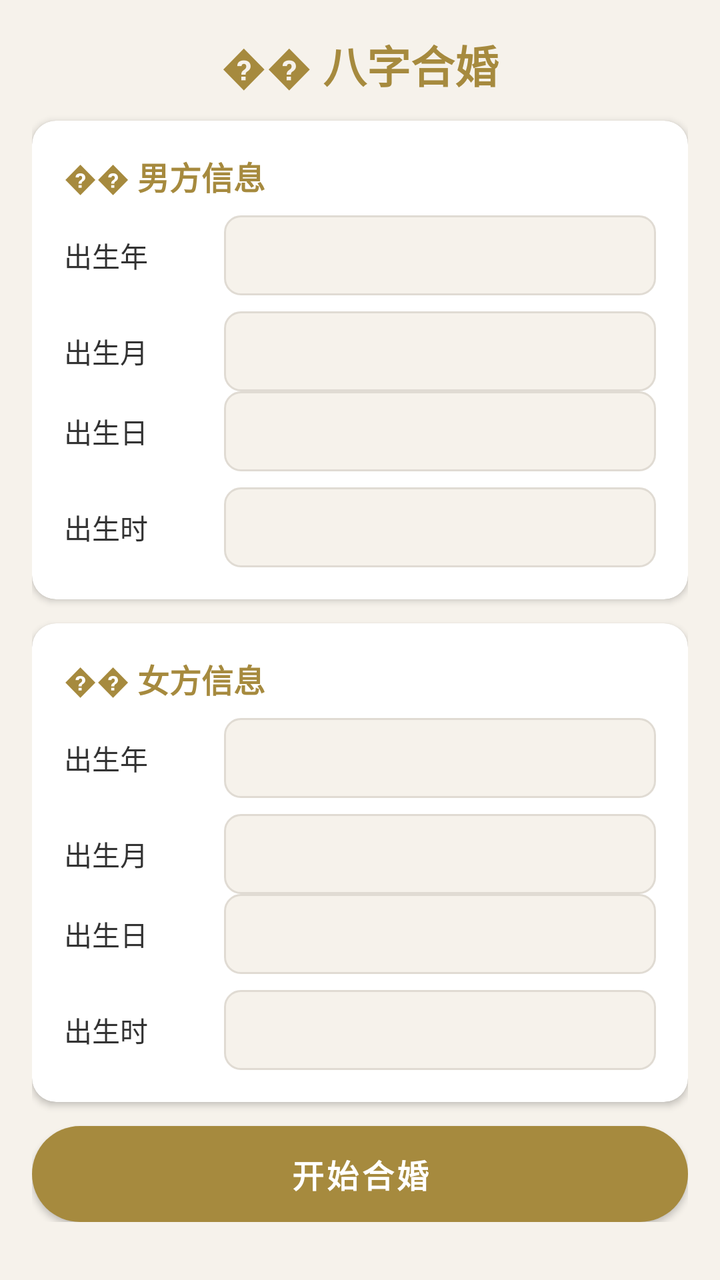
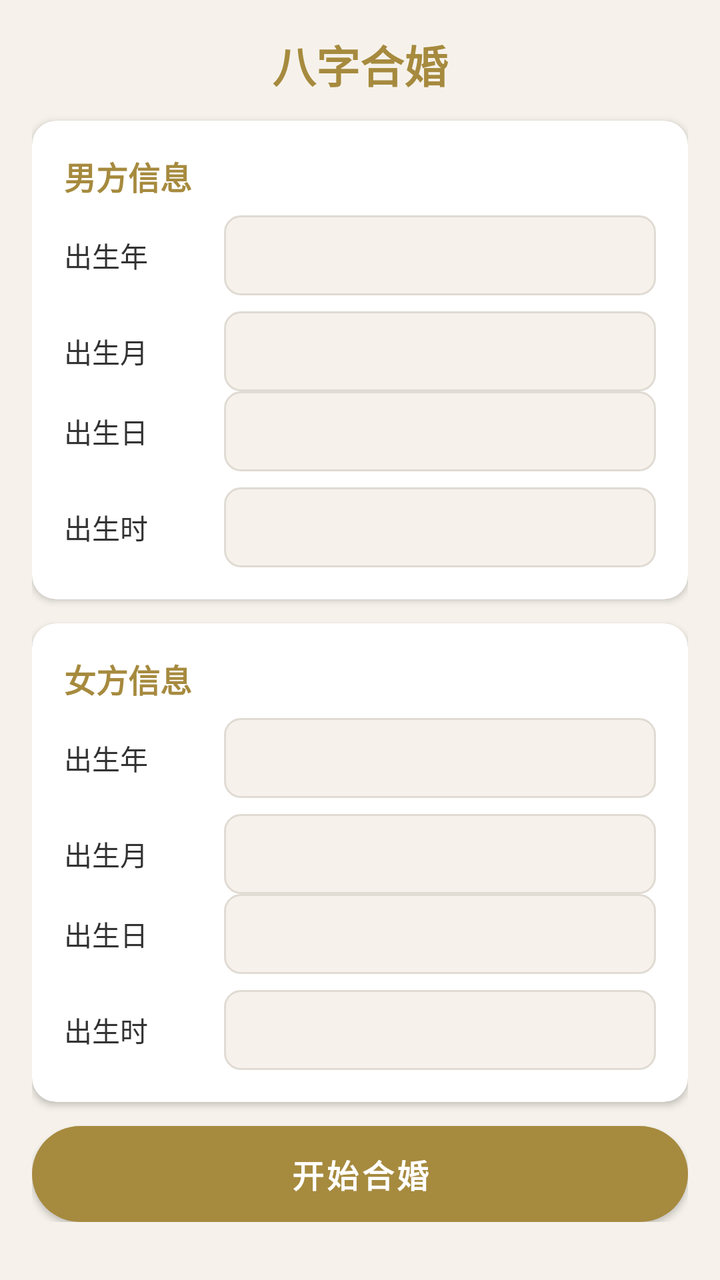

Compare the two renders of this Android layout. The source of the first and the diff that turns it into the second are given below.
<!-- AndroidManifest.xml: application theme Theme.YizhaiYiju -->
<!-- res/layout/activity_marriage.xml -->
<?xml version="1.0" encoding="utf-8"?>
<ScrollView xmlns:app="http://schemas.android.com/apk/res-auto" xmlns:android="http://schemas.android.com/apk/res/android"
    android:background="@color/bg_page"
    android:layout_width="match_parent"
    android:layout_height="match_parent">
    <LinearLayout
        android:orientation="vertical"
        android:padding="16dp"
        android:layout_width="match_parent"
        android:layout_height="wrap_content">
        <TextView
            android:textSize="22sp"
            android:textStyle="bold"
            android:textColor="@color/primary"
            android:gravity="center"
            android:paddingBottom="12dp"
            android:layout_width="match_parent"
            android:layout_height="wrap_content"
            android:text="�� 八字合婚"/>
        <androidx.cardview.widget.CardView
            android:layout_width="match_parent"
            android:layout_height="wrap_content"
            android:layout_marginBottom="12dp"
            app:cardBackgroundColor="@color/bg_card"
            app:cardCornerRadius="12dp"
            app:cardElevation="2dp">
            <LinearLayout
                android:orientation="vertical"
                android:padding="16dp"
                android:layout_width="match_parent"
                android:layout_height="wrap_content">
                <TextView
                    android:textSize="16sp"
                    android:textStyle="bold"
                    android:textColor="@color/primary"
                    android:paddingBottom="8dp"
                    android:layout_width="wrap_content"
                    android:layout_height="wrap_content"
                    android:text="�� 男方信息"/>
                <LinearLayout
                    android:gravity="center_vertical"
                    android:orientation="horizontal"
                    android:layout_width="match_parent"
                    android:layout_height="wrap_content"
                    android:layout_marginBottom="8dp">
                    <TextView
                        android:textSize="14sp"
                        android:textColor="@color/text_primary"
                        android:layout_width="80dp"
                        android:layout_height="wrap_content"
                        android:text="出生年"/>
                    <Spinner
                        android:id="@+id/sp_male_year"
                        android:background="@drawable/bg_spinner"
                        android:layout_width="0dp"
                        android:layout_height="40dp"
                        android:layout_weight="1"
                        android:paddingStart="12dp"
                        android:paddingEnd="12dp"/>
                </LinearLayout>
                <LinearLayout
                    android:gravity="center_vertical"
                    android:orientation="horizontal"
                    android:layout_width="match_parent"
                    android:layout_height="wrap_content">
                    <TextView
                        android:textSize="14sp"
                        android:textColor="@color/text_primary"
                        android:layout_width="80dp"
                        android:layout_height="wrap_content"
                        android:text="出生月"/>
                    <Spinner
                        android:id="@+id/sp_male_month"
                        android:background="@drawable/bg_spinner"
                        android:layout_width="0dp"
                        android:layout_height="40dp"
                        android:layout_weight="1"
                        android:paddingStart="12dp"
                        android:paddingEnd="12dp"/>
                </LinearLayout>
                <LinearLayout
                    android:gravity="center_vertical"
                    android:orientation="horizontal"
                    android:layout_width="match_parent"
                    android:layout_height="wrap_content"
                    android:layout_marginBottom="8dp">
                    <TextView
                        android:textSize="14sp"
                        android:textColor="@color/text_primary"
                        android:layout_width="80dp"
                        android:layout_height="wrap_content"
                        android:text="出生日"/>
                    <Spinner
                        android:id="@+id/sp_male_day"
                        android:background="@drawable/bg_spinner"
                        android:layout_width="0dp"
                        android:layout_height="40dp"
                        android:layout_weight="1"
                        android:paddingStart="12dp"
                        android:paddingEnd="12dp"/>
                </LinearLayout>
                <LinearLayout
                    android:gravity="center_vertical"
                    android:orientation="horizontal"
                    android:layout_width="match_parent"
                    android:layout_height="wrap_content">
                    <TextView
                        android:textSize="14sp"
                        android:textColor="@color/text_primary"
                        android:layout_width="80dp"
                        android:layout_height="wrap_content"
                        android:text="出生时"/>
                    <Spinner
                        android:id="@+id/sp_male_hour"
                        android:background="@drawable/bg_spinner"
                        android:layout_width="0dp"
                        android:layout_height="40dp"
                        android:layout_weight="1"
                        android:paddingStart="12dp"
                        android:paddingEnd="12dp"/>
                </LinearLayout>
            </LinearLayout>
        </androidx.cardview.widget.CardView>
        <androidx.cardview.widget.CardView
            android:layout_width="match_parent"
            android:layout_height="wrap_content"
            android:layout_marginBottom="12dp"
            app:cardBackgroundColor="@color/bg_card"
            app:cardCornerRadius="12dp"
            app:cardElevation="2dp">
            <LinearLayout
                android:orientation="vertical"
                android:padding="16dp"
                android:layout_width="match_parent"
                android:layout_height="wrap_content">
                <TextView
                    android:textSize="16sp"
                    android:textStyle="bold"
                    android:textColor="@color/primary"
                    android:paddingBottom="8dp"
                    android:layout_width="wrap_content"
                    android:layout_height="wrap_content"
                    android:text="�� 女方信息"/>
                <LinearLayout
                    android:gravity="center_vertical"
                    android:orientation="horizontal"
                    android:layout_width="match_parent"
                    android:layout_height="wrap_content"
                    android:layout_marginBottom="8dp">
                    <TextView
                        android:textSize="14sp"
                        android:textColor="@color/text_primary"
                        android:layout_width="80dp"
                        android:layout_height="wrap_content"
                        android:text="出生年"/>
                    <Spinner
                        android:id="@+id/sp_female_year"
                        android:background="@drawable/bg_spinner"
                        android:layout_width="0dp"
                        android:layout_height="40dp"
                        android:layout_weight="1"
                        android:paddingStart="12dp"
                        android:paddingEnd="12dp"/>
                </LinearLayout>
                <LinearLayout
                    android:gravity="center_vertical"
                    android:orientation="horizontal"
                    android:layout_width="match_parent"
                    android:layout_height="wrap_content">
                    <TextView
                        android:textSize="14sp"
                        android:textColor="@color/text_primary"
                        android:layout_width="80dp"
                        android:layout_height="wrap_content"
                        android:text="出生月"/>
                    <Spinner
                        android:id="@+id/sp_female_month"
                        android:background="@drawable/bg_spinner"
                        android:layout_width="0dp"
                        android:layout_height="40dp"
                        android:layout_weight="1"
                        android:paddingStart="12dp"
                        android:paddingEnd="12dp"/>
                </LinearLayout>
                <LinearLayout
                    android:gravity="center_vertical"
                    android:orientation="horizontal"
                    android:layout_width="match_parent"
                    android:layout_height="wrap_content"
                    android:layout_marginBottom="8dp">
                    <TextView
                        android:textSize="14sp"
                        android:textColor="@color/text_primary"
                        android:layout_width="80dp"
                        android:layout_height="wrap_content"
                        android:text="出生日"/>
                    <Spinner
                        android:id="@+id/sp_female_day"
                        android:background="@drawable/bg_spinner"
                        android:layout_width="0dp"
                        android:layout_height="40dp"
                        android:layout_weight="1"
                        android:paddingStart="12dp"
                        android:paddingEnd="12dp"/>
                </LinearLayout>
                <LinearLayout
                    android:gravity="center_vertical"
                    android:orientation="horizontal"
                    android:layout_width="match_parent"
                    android:layout_height="wrap_content">
                    <TextView
                        android:textSize="14sp"
                        android:textColor="@color/text_primary"
                        android:layout_width="80dp"
                        android:layout_height="wrap_content"
                        android:text="出生时"/>
                    <Spinner
                        android:id="@+id/sp_female_hour"
                        android:background="@drawable/bg_spinner"
                        android:layout_width="0dp"
                        android:layout_height="40dp"
                        android:layout_weight="1"
                        android:paddingStart="12dp"
                        android:paddingEnd="12dp"/>
                </LinearLayout>
            </LinearLayout>
        </androidx.cardview.widget.CardView>
        <Button
            android:textSize="16sp"
            android:textStyle="bold"
            android:textColor="#ffffff"
            android:id="@+id/btn_calc"
            android:background="@drawable/bg_gold_button"
            android:layout_width="match_parent"
            android:layout_height="48dp"
            android:text="开始合婚"/>
        <LinearLayout
            android:orientation="vertical"
            android:id="@+id/result_container"
            android:visibility="gone"
            android:layout_width="match_parent"
            android:layout_height="wrap_content"
            android:layout_marginTop="12dp">
            <androidx.cardview.widget.CardView
                android:layout_width="match_parent"
                android:layout_height="wrap_content"
                android:layout_marginBottom="12dp"
                app:cardBackgroundColor="@color/bg_card"
                app:cardCornerRadius="12dp"
                app:cardElevation="2dp">
                <LinearLayout
                    android:orientation="vertical"
                    android:padding="16dp"
                    android:layout_width="match_parent"
                    android:layout_height="wrap_content">
                    <TextView
                        android:textSize="42sp"
                        android:textStyle="bold"
                        android:textColor="@color/accent"
                        android:gravity="center"
                        android:id="@+id/tv_score"
                        android:layout_width="match_parent"
                        android:layout_height="wrap_content"/>
                    <TextView
                        android:textSize="18sp"
                        android:textColor="@color/primary"
                        android:gravity="center"
                        android:id="@+id/tv_level"
                        android:paddingTop="4dp"
                        android:layout_width="match_parent"
                        android:layout_height="wrap_content"/>
                </LinearLayout>
            </androidx.cardview.widget.CardView>
            <androidx.cardview.widget.CardView
                android:layout_width="match_parent"
                android:layout_height="wrap_content"
                android:layout_marginBottom="12dp"
                app:cardBackgroundColor="@color/bg_card"
                app:cardCornerRadius="12dp"
                app:cardElevation="2dp">
                <LinearLayout
                    android:orientation="vertical"
                    android:padding="16dp"
                    android:layout_width="match_parent"
                    android:layout_height="wrap_content">
                    <TextView
                        android:textSize="16sp"
                        android:textStyle="bold"
                        android:textColor="@color/primary"
                        android:paddingBottom="8dp"
                        android:layout_width="wrap_content"
                        android:layout_height="wrap_content"
                        android:text="�� 详细分析"/>
                    <TextView
                        android:textSize="14sp"
                        android:textColor="@color/text_primary"
                        android:id="@+id/tv_detail"
                        android:layout_width="match_parent"
                        android:layout_height="wrap_content"
                        android:lineSpacingExtra="4dp"/>
                </LinearLayout>
            </androidx.cardview.widget.CardView>
            <androidx.cardview.widget.CardView
                android:layout_width="match_parent"
                android:layout_height="wrap_content"
                android:layout_marginBottom="12dp"
                app:cardBackgroundColor="@color/bg_card"
                app:cardCornerRadius="12dp"
                app:cardElevation="2dp">
                <LinearLayout
                    android:orientation="vertical"
                    android:padding="16dp"
                    android:layout_width="match_parent"
                    android:layout_height="wrap_content">
                    <TextView
                        android:textSize="16sp"
                        android:textStyle="bold"
                        android:textColor="@color/primary"
                        android:paddingBottom="8dp"
                        android:layout_width="wrap_content"
                        android:layout_height="wrap_content"
                        android:text="�� 建议"/>
                    <TextView
                        android:textSize="14sp"
                        android:textColor="@color/text_primary"
                        android:id="@+id/tv_advice"
                        android:layout_width="match_parent"
                        android:layout_height="wrap_content"
                        android:lineSpacingExtra="4dp"/>
                </LinearLayout>
            </androidx.cardview.widget.CardView>
            <Button
                android:textSize="14sp"
                android:textColor="@color/primary"
                android:id="@+id/btn_share"
                android:background="@drawable/bg_outline_button"
                android:layout_width="match_parent"
                android:layout_height="48dp"
                android:layout_marginTop="4dp"
                android:layout_marginBottom="24dp"
                android:text="�� 分享合婚结果"/>
        </LinearLayout>
    </LinearLayout>
</ScrollView>
<!-- resources referenced by this layout -->
<resources>
  <color name="accent">#b5452a</color>
  <color name="bg_card">#ffffff</color>
  <color name="bg_page">#f6f2eb</color>
  <color name="primary">#a68a3e</color>
  <color name="text_primary">#333333</color>
  <!-- drawable bg_gold_button (drawable) -->
  <?xml version="1.0" encoding="utf-8"?>
  <shape xmlns:android="http://schemas.android.com/apk/res/android">
      <gradient
          android:startColor="#a68a3e"
          android:endColor="#8a7232"
          android:angle="135"/>
      <corners android:radius="24dp"/>
  </shape>
  <!-- drawable bg_outline_button (drawable) -->
  <?xml version="1.0" encoding="utf-8"?>
  <shape xmlns:android="http://schemas.android.com/apk/res/android">
      <solid android:color="@android:color/transparent"/>
      <corners android:radius="24dp"/>
      <stroke
          android:width="2dp"
          android:color="@color/primary"/>
  </shape>
  <!-- drawable bg_spinner (drawable) -->
  <?xml version="1.0" encoding="utf-8"?>
  <shape xmlns:android="http://schemas.android.com/apk/res/android" android:shape="rectangle">
      <solid android:color="@color/bg_page"/>
      <corners android:radius="8dp"/>
      <stroke
          android:width="1dp"
          android:color="@color/border"/>
  </shape>
  <style name="Theme.YizhaiYiju" parent="Theme.MaterialComponents.Light.NoActionBar">
          <item name="colorPrimary">@color/primary</item>
          <item name="colorPrimaryDark">@color/primary</item>
          <item name="colorAccent">@color/accent</item>
          <item name="android:windowBackground">@color/bg_page</item>
          <item name="android:statusBarColor">@color/bg_page</item>
      </style>
  <color name="border">#e0dbd3</color>
</resources>

<!-- the commit's change to res/layout/activity_marriage.xml (unified diff, before → after) -->
@@ -16,7 +16,7 @@
             android:paddingBottom="12dp"
             android:layout_width="match_parent"
             android:layout_height="wrap_content"
-            android:text="�� 八字合婚"/>
+            android:text="八字合婚"/>
         <androidx.cardview.widget.CardView
             android:layout_width="match_parent"
             android:layout_height="wrap_content"
@@ -36,7 +36,7 @@
                     android:paddingBottom="8dp"
                     android:layout_width="wrap_content"
                     android:layout_height="wrap_content"
-                    android:text="�� 男方信息"/>
+                    android:text="男方信息"/>
                 <LinearLayout
                     android:gravity="center_vertical"
                     android:orientation="horizontal"
@@ -140,7 +140,7 @@
                     android:paddingBottom="8dp"
                     android:layout_width="wrap_content"
                     android:layout_height="wrap_content"
-                    android:text="�� 女方信息"/>
+                    android:text="女方信息"/>
                 <LinearLayout
                     android:gravity="center_vertical"
                     android:orientation="horizontal"
@@ -290,7 +290,7 @@
                         android:paddingBottom="8dp"
                         android:layout_width="wrap_content"
                         android:layout_height="wrap_content"
-                        android:text="�� 详细分析"/>
+                        android:text="详细分析"/>
                     <TextView
                         android:textSize="14sp"
                         android:textColor="@color/text_primary"
@@ -319,7 +319,7 @@
                         android:paddingBottom="8dp"
                         android:layout_width="wrap_content"
                         android:layout_height="wrap_content"
-                        android:text="�� 建议"/>
+                        android:text="建议"/>
                     <TextView
                         android:textSize="14sp"
                         android:textColor="@color/text_primary"
@@ -338,7 +338,7 @@
                 android:layout_height="48dp"
                 android:layout_marginTop="4dp"
                 android:layout_marginBottom="24dp"
-                android:text="�� 分享合婚结果"/>
+                android:text="分享合婚结果"/>
         </LinearLayout>
     </LinearLayout>
 </ScrollView>
